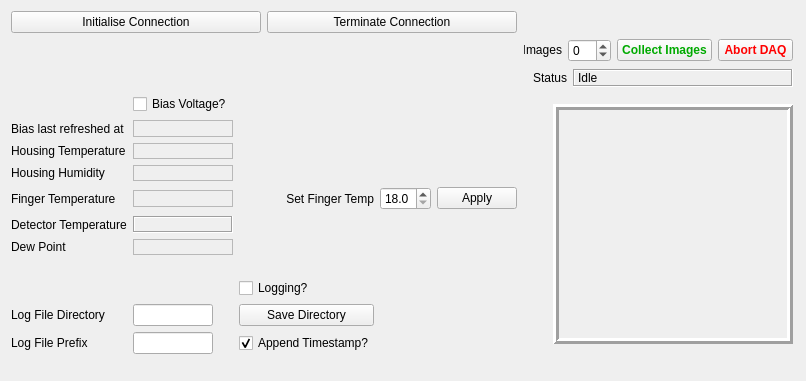
stfc-detectors/hexitec, file STFC/HexitecGigEProject/trunk/HexitecGigE/detectorcontrolform.ui: the form before one commit.
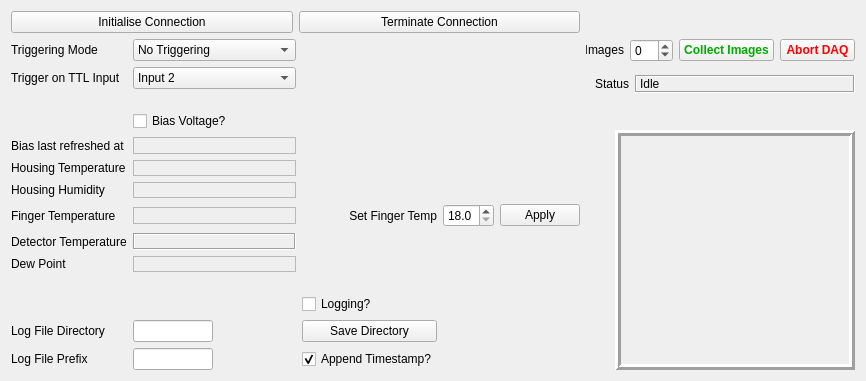
The form after the commit.

Commit message: Added input fields and co-ordination required for configuring triggering options.

Patch:
```diff
--- a/STFC/HexitecGigEProject/trunk/HexitecGigE/detectorcontrolform.ui
+++ b/STFC/HexitecGigEProject/trunk/HexitecGigE/detectorcontrolform.ui
@@ -6,28 +6,15 @@
    <rect>
     <x>0</x>
     <y>0</y>
-    <width>806</width>
+    <width>822</width>
     <height>381</height>
    </rect>
   </property>
   <property name="windowTitle">
    <string>Form</string>
   </property>
-  <layout class="QGridLayout" name="gridLayout">
-   <item row="4" column="3">
-    <spacer name="horizontalSpacer">
-     <property name="orientation">
-      <enum>Qt::Horizontal</enum>
-     </property>
-     <property name="sizeHint" stdset="0">
-      <size>
-       <width>40</width>
-       <height>20</height>
-      </size>
-     </property>
-    </spacer>
-   </item>
-   <item row="3" column="12">
+  <layout class="QGridLayout" name="gridLayout_4">
+   <item row="4" column="4">
     <layout class="QHBoxLayout" name="horizontalLayout_5">
      <item>
       <widget class="QLabel" name="dewPointLabel_2">
@@ -78,9 +65,78 @@
      </item>
     </layout>
    </item>
-   <item row="4" column="1" colspan="2">
+   <item row="2" column="0" rowspan="5" colspan="3">
     <layout class="QGridLayout" name="gridLayout_3">
-     <item row="4" column="3">
+     <item row="6" column="1">
+      <widget class="QLabel" name="housingHumidity">
+       <property name="frameShape">
+        <enum>QFrame::StyledPanel</enum>
+       </property>
+       <property name="text">
+        <string/>
+       </property>
+       <property name="margin">
+        <number>1</number>
+       </property>
+      </widget>
+     </item>
+     <item row="14" column="1">
+      <widget class="QLineEdit" name="logFilePrefix">
+       <property name="maximumSize">
+        <size>
+         <width>80</width>
+         <height>16777215</height>
+        </size>
+       </property>
+      </widget>
+     </item>
+     <item row="8" column="1">
+      <widget class="QLabel" name="detectorTemperature">
+       <property name="minimumSize">
+        <size>
+         <width>0</width>
+         <height>17</height>
+        </size>
+       </property>
+       <property name="frameShape">
+        <enum>QFrame::Box</enum>
+       </property>
+       <property name="frameShadow">
+        <enum>QFrame::Sunken</enum>
+       </property>
+       <property name="text">
+        <string/>
+       </property>
+      </widget>
+     </item>
+     <item row="6" column="0">
+      <widget class="QLabel" name="housingHumidityLabel">
+       <property name="text">
+        <string>Housing Humidity</string>
+       </property>
+      </widget>
+     </item>
+     <item row="11" column="0">
+      <spacer name="verticalSpacer_2">
+       <property name="orientation">
+        <enum>Qt::Vertical</enum>
+       </property>
+       <property name="sizeHint" stdset="0">
+        <size>
+         <width>20</width>
+         <height>40</height>
+        </size>
+       </property>
+      </spacer>
+     </item>
+     <item row="7" column="4">
+      <widget class="QPushButton" name="setFingerTemperatureButton">
+       <property name="text">
+        <string>Apply</string>
+       </property>
+      </widget>
+     </item>
+     <item row="7" column="3">
       <widget class="QDoubleSpinBox" name="setFingerTemperature">
        <property name="focusPolicy">
         <enum>Qt::WheelFocus</enum>
@@ -99,97 +155,44 @@
        </property>
       </widget>
      </item>
-     <item row="4" column="4">
-      <widget class="QPushButton" name="setFingerTemperatureButton">
-       <property name="text">
-        <string>Apply</string>
-       </property>
-      </widget>
-     </item>
-     <item row="8" column="0">
-      <spacer name="verticalSpacer_2">
-       <property name="orientation">
-        <enum>Qt::Vertical</enum>
-       </property>
-       <property name="sizeHint" stdset="0">
-        <size>
-         <width>20</width>
-         <height>40</height>
-        </size>
-       </property>
-      </spacer>
-     </item>
-     <item row="4" column="2">
-      <widget class="QLabel" name="setFingerTemperatureLabel">
-       <property name="text">
-        <string>Set Finger Temp</string>
-       </property>
-       <property name="alignment">
-        <set>Qt::AlignRight|Qt::AlignTrailing|Qt::AlignVCenter</set>
-       </property>
-      </widget>
-     </item>
-     <item row="1" column="0">
-      <widget class="QLabel" name="biasLastRefreshedLabel">
-       <property name="minimumSize">
-        <size>
-         <width>106</width>
-         <height>17</height>
-        </size>
-       </property>
-       <property name="text">
-        <string>Bias last refreshed at</string>
-       </property>
-      </widget>
-     </item>
-     <item row="5" column="1">
-      <widget class="QLabel" name="detectorTemperature">
-       <property name="minimumSize">
-        <size>
-         <width>0</width>
-         <height>17</height>
-        </size>
-       </property>
-       <property name="frameShape">
-        <enum>QFrame::Box</enum>
-       </property>
-       <property name="frameShadow">
-        <enum>QFrame::Sunken</enum>
-       </property>
-       <property name="text">
-        <string/>
-       </property>
-      </widget>
-     </item>
-     <item row="4" column="0">
+     <item row="7" column="0">
       <widget class="QLabel" name="fingerTemperatureLabel">
        <property name="text">
         <string>Finger Temperature</string>
        </property>
       </widget>
      </item>
-     <item row="3" column="0">
-      <widget class="QLabel" name="housingHumidityLabel">
-       <property name="text">
-        <string>Housing Humidity</string>
-       </property>
-      </widget>
-     </item>
-     <item row="5" column="0">
+     <item row="8" column="0">
       <widget class="QLabel" name="fingerTemperatureLabel_2">
        <property name="text">
         <string>Detector Temperature</string>
        </property>
       </widget>
      </item>
-     <item row="6" column="0">
-      <widget class="QLabel" name="dewPointLabel">
+     <item row="4" column="0">
+      <widget class="QLabel" name="biasLastRefreshedLabel">
+       <property name="minimumSize">
+        <size>
+         <width>106</width>
+         <height>17</height>
+        </size>
+       </property>
        <property name="text">
-        <string>Dew Point</string>
+        <string>Bias last refreshed at</string>
        </property>
       </widget>
      </item>
-     <item row="6" column="1">
+     <item row="7" column="2">
+      <widget class="QLabel" name="setFingerTemperatureLabel">
+       <property name="text">
+        <string>Set Finger Temp</string>
+       </property>
+       <property name="alignment">
+        <set>Qt::AlignRight|Qt::AlignTrailing|Qt::AlignVCenter</set>
+       </property>
+      </widget>
+     </item>
+     <item row="9" column="1">
       <widget class="QLabel" name="dewPoint">
        <property name="frameShape">
         <enum>QFrame::StyledPanel</enum>
@@ -202,7 +205,7 @@
        </property>
       </widget>
      </item>
-     <item row="1" column="1">
+     <item row="4" column="1">
       <widget class="QLabel" name="biasLastRefreshed">
        <property name="minimumSize">
         <size>
@@ -221,40 +224,21 @@
        </property>
       </widget>
      </item>
-     <item row="3" column="1">
-      <widget class="QLabel" name="housingHumidity">
-       <property name="frameShape">
-        <enum>QFrame::StyledPanel</enum>
-       </property>
+     <item row="9" column="0">
+      <widget class="QLabel" name="dewPointLabel">
        <property name="text">
-        <string/>
-       </property>
-       <property name="margin">
-        <number>1</number>
+        <string>Dew Point</string>
        </property>
       </widget>
      </item>
-     <item row="2" column="0">
+     <item row="5" column="0">
       <widget class="QLabel" name="housingTemperatureLabel">
        <property name="text">
         <string>Housing Temperature</string>
        </property>
       </widget>
      </item>
-     <item row="2" column="1">
-      <widget class="QLabel" name="housingTemperature">
-       <property name="frameShape">
-        <enum>QFrame::StyledPanel</enum>
-       </property>
-       <property name="text">
-        <string/>
-       </property>
-       <property name="margin">
-        <number>1</number>
-       </property>
-      </widget>
-     </item>
-     <item row="4" column="1">
+     <item row="7" column="1">
       <widget class="QLabel" name="fingerTemperature">
        <property name="minimumSize">
         <size>
@@ -279,50 +263,7 @@
        </property>
       </widget>
      </item>
-     <item row="0" column="1">
-      <widget class="QCheckBox" name="biasVoltageButton">
-       <property name="text">
-        <string>Bias Voltage?</string>
-       </property>
-       <property name="checked">
-        <bool>false</bool>
-       </property>
-      </widget>
-     </item>
-     <item row="11" column="0">
-      <widget class="QLabel" name="logFilePrefixLabel">
-       <property name="layoutDirection">
-        <enum>Qt::LeftToRight</enum>
-       </property>
-       <property name="text">
-        <string>Log File Prefix</string>
-       </property>
-       <property name="alignment">
-        <set>Qt::AlignLeading|Qt::AlignLeft|Qt::AlignVCenter</set>
-       </property>
-      </widget>
-     </item>
-     <item row="11" column="1">
-      <widget class="QLineEdit" name="logFilePrefix">
-       <property name="maximumSize">
-        <size>
-         <width>80</width>
-         <height>16777215</height>
-        </size>
-       </property>
-      </widget>
-     </item>
-     <item row="10" column="1">
-      <widget class="QLineEdit" name="logFileDirectory">
-       <property name="maximumSize">
-        <size>
-         <width>80</width>
-         <height>16777215</height>
-        </size>
-       </property>
-      </widget>
-     </item>
-     <item row="10" column="0">
+     <item row="13" column="0">
       <widget class="QLabel" name="logFileDirectoryLabel">
        <property name="layoutDirection">
         <enum>Qt::LeftToRight</enum>
@@ -335,14 +276,43 @@
        </property>
       </widget>
      </item>
-     <item row="10" column="2">
-      <widget class="QPushButton" name="logFileDirectoryButton">
+     <item row="14" column="0">
+      <widget class="QLabel" name="logFilePrefixLabel">
+       <property name="layoutDirection">
+        <enum>Qt::LeftToRight</enum>
+       </property>
        <property name="text">
-        <string>Save Directory</string>
+        <string>Log File Prefix</string>
        </property>
+       <property name="alignment">
+        <set>Qt::AlignLeading|Qt::AlignLeft|Qt::AlignVCenter</set>
+       </property>
       </widget>
      </item>
-     <item row="11" column="2">
+     <item row="3" column="1">
+      <widget class="QCheckBox" name="biasVoltageButton">
+       <property name="text">
+        <string>Bias Voltage?</string>
+       </property>
+       <property name="checked">
+        <bool>false</bool>
+       </property>
+      </widget>
+     </item>
+     <item row="5" column="1">
+      <widget class="QLabel" name="housingTemperature">
+       <property name="frameShape">
+        <enum>QFrame::StyledPanel</enum>
+       </property>
+       <property name="text">
+        <string/>
+       </property>
+       <property name="margin">
+        <number>1</number>
+       </property>
+      </widget>
+     </item>
+     <item row="14" column="2">
       <widget class="QCheckBox" name="logFileTimestamp">
        <property name="text">
         <string>Append Timestamp?</string>
@@ -352,7 +322,21 @@
        </property>
       </widget>
      </item>
-     <item row="9" column="2">
+     <item row="13" column="2">
+      <widget class="QPushButton" name="logFileDirectoryButton">
+       <property name="text">
+        <string>Save Directory</string>
+       </property>
+      </widget>
+     </item>
+     <item row="1" column="0">
+      <widget class="QLabel" name="ttlInputLabel">
+       <property name="text">
+        <string>Trigger on TTL Input </string>
+       </property>
+      </widget>
+     </item>
+     <item row="12" column="2">
       <widget class="QCheckBox" name="loggingEnabled">
        <property name="text">
         <string>Logging?</string>
@@ -362,9 +346,135 @@
        </property>
       </widget>
      </item>
+     <item row="13" column="1">
+      <widget class="QLineEdit" name="logFileDirectory">
+       <property name="maximumSize">
+        <size>
+         <width>80</width>
+         <height>16777215</height>
+        </size>
+       </property>
+      </widget>
+     </item>
+     <item row="0" column="0">
+      <widget class="QLabel" name="triggeringLabel">
+       <property name="minimumSize">
+        <size>
+         <width>106</width>
+         <height>17</height>
+        </size>
+       </property>
+       <property name="text">
+        <string>Triggering Mode</string>
+       </property>
+      </widget>
+     </item>
+     <item row="2" column="1">
+      <spacer name="verticalSpacer_3">
+       <property name="orientation">
+        <enum>Qt::Vertical</enum>
+       </property>
+       <property name="sizeHint" stdset="0">
+        <size>
+         <width>20</width>
+         <height>40</height>
+        </size>
+       </property>
+      </spacer>
+     </item>
+     <item row="0" column="1">
+      <widget class="QComboBox" name="triggeringSelection">
+       <item>
+        <property name="text">
+         <string>No Triggering</string>
+        </property>
+       </item>
+       <item>
+        <property name="text">
+         <string>Standard Triggering</string>
+        </property>
+       </item>
+       <item>
+        <property name="text">
+         <string>Synchronised Triggering</string>
+        </property>
+       </item>
+      </widget>
+     </item>
+     <item row="1" column="1">
+      <widget class="QComboBox" name="ttlInputSelection">
+       <item>
+        <property name="text">
+         <string>Input 2</string>
+        </property>
+       </item>
+       <item>
+        <property name="text">
+         <string>Input 3</string>
+        </property>
+       </item>
+      </widget>
+     </item>
     </layout>
    </item>
-   <item row="1" column="12">
+   <item row="5" column="4">
+    <spacer name="verticalSpacer_4">
+     <property name="orientation">
+      <enum>Qt::Vertical</enum>
+     </property>
+     <property name="sizeHint" stdset="0">
+      <size>
+       <width>20</width>
+       <height>40</height>
+      </size>
+     </property>
+    </spacer>
+   </item>
+   <item row="7" column="4">
+    <spacer name="verticalSpacer">
+     <property name="orientation">
+      <enum>Qt::Vertical</enum>
+     </property>
+     <property name="sizeHint" stdset="0">
+      <size>
+       <width>20</width>
+       <height>40</height>
+      </size>
+     </property>
+    </spacer>
+   </item>
+   <item row="4" column="3">
+    <spacer name="horizontalSpacer_4">
+     <property name="orientation">
+      <enum>Qt::Horizontal</enum>
+     </property>
+     <property name="sizeHint" stdset="0">
+      <size>
+       <width>40</width>
+       <height>20</height>
+      </size>
+     </property>
+    </spacer>
+   </item>
+   <item row="0" column="0" colspan="3">
+    <layout class="QHBoxLayout" name="horizontalLayout_4">
+     <item>
+      <widget class="QPushButton" name="initialiseConnection">
+       <property name="text">
+        <string>Initialise Connection</string>
+       </property>
+      </widget>
+     </item>
+     <item>
+      <widget class="QPushButton" name="terminateConnection">
+       <property name="text">
+        <string>Terminate Connection</string>
+       </property>
+      </widget>
+     </item>
+    </layout>
+   </item>
+   <item row="2" column="4">
     <layout class="QHBoxLayout" name="horizontalLayout_3">
      <item>
       <widget class="QLabel" name="imageCountLabel">
@@ -575,7 +685,7 @@
      </item>
     </layout>
    </item>
-   <item row="4" column="12">
+   <item row="6" column="4">
     <widget class="QLabel" name="imageLabel">
      <property name="sizePolicy">
       <sizepolicy hsizetype="Fixed" vsizetype="Fixed">
@@ -615,39 +725,8 @@
      </property>
     </widget>
    </item>
-   <item row="15" column="12">
-    <spacer name="verticalSpacer">
-     <property name="orientation">
-      <enum>Qt::Vertical</enum>
-     </property>
-     <property name="sizeHint" stdset="0">
-      <size>
-       <width>20</width>
-       <height>40</height>
-      </size>
-     </property>
-    </spacer>
-   </item>
-   <item row="0" column="1" colspan="2">
-    <layout class="QHBoxLayout" name="horizontalLayout_4">
-     <item>
-      <widget class="QPushButton" name="initialiseConnection">
-       <property name="text">
-        <string>Initialise Connection</string>
-       </property>
-      </widget>
-     </item>
-     <item>
-      <widget class="QPushButton" name="terminateConnection">
-       <property name="text">
-        <string>Terminate Connection</string>
-       </property>
-      </widget>
-     </item>
-    </layout>
-   </item>
-   <item row="4" column="13">
-    <spacer name="horizontalSpacer_2">
+   <item row="6" column="3">
+    <spacer name="horizontalSpacer">
      <property name="orientation">
       <enum>Qt::Horizontal</enum>
      </property>
@@ -659,7 +738,7 @@
      </property>
     </spacer>
    </item>
-   <item row="3" column="13">
+   <item row="4" column="5">
     <spacer name="horizontalSpacer_3">
      <property name="orientation">
       <enum>Qt::Horizontal</enum>
@@ -672,8 +751,8 @@
      </property>
     </spacer>
    </item>
-   <item row="3" column="3">
-    <spacer name="horizontalSpacer_4">
+   <item row="6" column="5">
+    <spacer name="horizontalSpacer_2">
      <property name="orientation">
       <enum>Qt::Horizontal</enum>
      </property>
@@ -685,6 +764,19 @@
      </property>
     </spacer>
    </item>
+   <item row="1" column="0">
+    <spacer name="verticalSpacer_5">
+     <property name="orientation">
+      <enum>Qt::Vertical</enum>
+     </property>
+     <property name="sizeHint" stdset="0">
+      <size>
+       <width>20</width>
+       <height>40</height>
+      </size>
+     </property>
+    </spacer>
+   </item>
   </layout>
  </widget>
  <resources/>
```
The commit also changes 8 other files.
